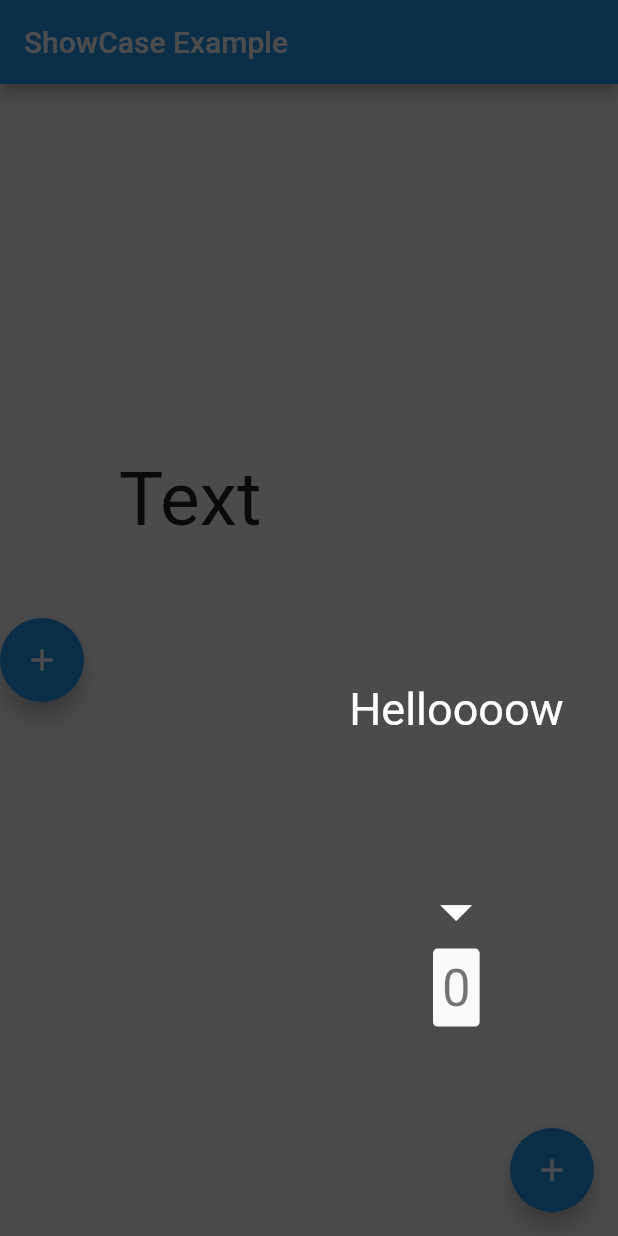
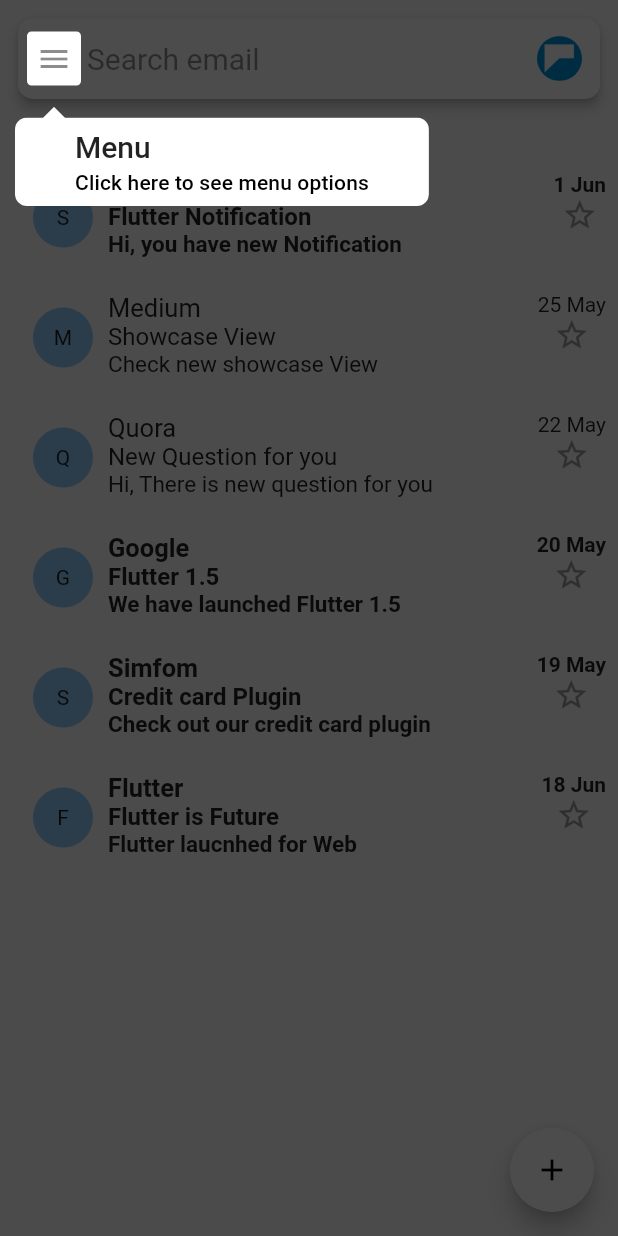
Before and after one commit to SimformSolutionsPvtLtd/flutter_showcaseview, a Flutter app: the screen it shows after launch, on a phone screen of 412 x 824 dp. Run offline on Flutter 3.47's test engine with Material 2 defaults, Android fonts, the phone set to English and light mode, and no system bars; statements that could not run were skipped.

Commit message:
Updated Example app.

```diff
--- a/example/lib/main.dart
+++ b/example/lib/main.dart
@@ -1,3 +1,4 @@
+import 'package:example/second_file.dart';
 import 'package:flutter/material.dart';
 import 'package:showcaseview/showcaseview.dart';
 
@@ -11,7 +12,7 @@ class MyApp extends StatelessWidget {
       theme: ThemeData(
         primarySwatch: Colors.blue,
       ),
-      home: ShowCase(child: MyHomePage(title: 'ShowCase Example')),
+      home: ShowCase(child: MailPage()),
     );
   }
 }
--- /dev/null
+++ b/example/lib/second_file.dart
@@ -0,0 +1,306 @@
+import 'package:flutter/material.dart';
+import 'package:showcaseview/showcaseview.dart';
+
+// void main() => runApp(MyApp());
+
+// class MyApp extends StatelessWidget {
+//   @override
+//   Widget build(BuildContext context) {
+//     return MaterialApp(
+//       title: 'Showcase demo',
+//       theme: ThemeData(
+//         primarySwatch: Colors.blue,
+//       ),
+//       home: ShowCase(
+//         child: MyHomePage(),
+//       ),
+//     );
+//   }
+// }
+
+class MailPage extends StatefulWidget {
+  @override
+  _MailPageState createState() => _MailPageState();
+}
+
+class _MailPageState extends State<MailPage> {
+  GlobalKey _one = GlobalKey();
+  GlobalKey _two = GlobalKey();
+  GlobalKey _three = GlobalKey();
+  GlobalKey _four = GlobalKey();
+  @override
+  Widget build(BuildContext context) {
+    WidgetsBinding.instance.addPostFrameCallback(
+        (_) => ShowCase.startShowCase(context, [_one, _two, _three, _four]));
+    return Scaffold(
+      body: Container(
+        child: SafeArea(
+          child: Container(
+            padding: EdgeInsets.all(8.0),
+            child: ListView(
+              children: <Widget>[
+                Column(
+                  crossAxisAlignment: CrossAxisAlignment.start,
+                  children: <Widget>[
+                    Card(
+                      shape: RoundedRectangleBorder(
+                          borderRadius: BorderRadius.circular(10.0)),
+                      elevation: 3.0,
+                      child: Container(
+                        padding: EdgeInsets.all(12.0),
+                        child: Row(
+                          children: <Widget>[
+                            Expanded(
+                              child: Row(
+                                children: <Widget>[
+                                  TargetWidget(
+                                    key: _one,
+                                    title: 'Menu',
+                                    description:
+                                        'Click here to see menu options',
+                                    child: Icon(
+                                      Icons.menu,
+                                      color: Colors.black45,
+                                    ),
+                                  ),
+                                  SizedBox(
+                                    width: 10.0,
+                                  ),
+                                  Text(
+                                    'Search email',
+                                    style: TextStyle(
+                                        color: Colors.black45, fontSize: 20.0),
+                                  ),
+                                ],
+                              ),
+                            ),
+                            TargetWidget(
+                              key: _two,
+                              title: 'Profile',
+                              description: 'Click here to go to your Profile',
+                              shapeBorder: CircleBorder(),
+                              child: Container(
+                                width: 30.0,
+                                height: 30.0,
+                                decoration: new BoxDecoration(
+                                  shape: BoxShape.circle,
+                                  image: new DecorationImage(
+                                    fit: BoxFit.fill,
+                                    image: new AssetImage('assets/simform.png'),
+                                  ),
+                                ),
+                              ),
+                            ),
+                          ],
+                        ),
+                      ),
+                    ),
+                    SizedBox(
+                      height: 7.0,
+                    ),
+                    Container(
+                      padding: EdgeInsets.all(5.0),
+                      child: Text(
+                        'PRIMARY',
+                        style: TextStyle(
+                            color: Colors.black54,
+                            fontSize: 15.0,
+                            fontWeight: FontWeight.bold),
+                      ),
+                    ),
+                  ],
+                ),
+                Container(
+                  padding: EdgeInsets.only(left: 4.0),
+                  child: Container(
+                    padding: EdgeInsets.symmetric(vertical: 10.0),
+                    child: TargetWidget(
+                      key: _three,
+                      title: 'Mail',
+                      description: 'Click here to check mail',
+                      child: MailTile(
+                        Mail(
+                            sender: 'Slack',
+                            sub: 'Flutter Notification',
+                            msg: 'Hi, you have new Notification',
+                            date: '1 Jun',
+                            isUnread: true),
+                      ),
+                    ),
+                  ),
+                ),
+                Container(
+                  padding: EdgeInsets.only(left: 4.0),
+                  child: Container(
+                    padding: EdgeInsets.symmetric(vertical: 10.0),
+                    child: MailTile(
+                      Mail(
+                          sender: 'Medium',
+                          sub: 'Showcase View',
+                          msg: 'Check new showcase View',
+                          date: '25 May',
+                          isUnread: false),
+                    ),
+                  ),
+                ),
+                Container(
+                  padding: EdgeInsets.only(left: 4.0),
+                  child: Container(
+                    padding: EdgeInsets.symmetric(vertical: 10.0),
+                    child: MailTile(
+                      Mail(
+                          sender: 'Quora',
+                          sub: 'New Question for you',
+                          msg: 'Hi, There is new question for you',
+                          date: '22 May',
+                          isUnread: false),
+                    ),
+                  ),
+                ),
+                Container(
+                  padding: EdgeInsets.only(left: 4.0),
+                  child: Container(
+                    padding: EdgeInsets.symmetric(vertical: 10.0),
+                    child: MailTile(
+                      Mail(
+                          sender: 'Google',
+                          sub: 'Flutter 1.5',
+                          msg: 'We have launched Flutter 1.5',
+                          date: '20 May',
+                          isUnread: true),
+                    ),
+                  ),
+                ),
+                Container(
+                  padding: EdgeInsets.only(left: 4.0),
+                  child: Container(
+                    padding: EdgeInsets.symmetric(vertical: 10.0),
+                    child: MailTile(
+                      Mail(
+                          sender: 'Simfom',
+                          sub: 'Credit card Plugin',
+                          msg: 'Check out our credit card plugin',
+                          date: '19 May',
+                          isUnread: true),
+                    ),
+                  ),
+                ),
+                Container(
+                  padding: EdgeInsets.only(left: 4.0),
+                  child: Container(
+                    padding: EdgeInsets.symmetric(vertical: 10.0),
+                    child: MailTile(
+                      Mail(
+                          sender: 'Flutter',
+                          sub: 'Flutter is Future',
+                          msg: 'Flutter laucnhed for Web',
+                          date: '18 Jun',
+                          isUnread: true),
+                    ),
+                  ),
+                ),
+              ],
+            ),
+          ),
+        ),
+      ),
+      floatingActionButton: TargetWidget(
+        key: _four,
+        title: 'Compose Mail',
+        description: 'Click here to compose mail',
+        shapeBorder: CircleBorder(),
+        child: FloatingActionButton(
+          backgroundColor: Colors.white,
+          onPressed: () {
+            setState(() {});
+          },
+          child: Icon(
+            Icons.add,
+            color: Colors.black,
+          ),
+        ),
+      ),
+    );
+  }
+}
+
+class Mail {
+  String sender;
+  String sub;
+  String msg;
+  String date;
+  bool isUnread;
+  Mail({this.sender, this.sub, this.msg, this.date, this.isUnread});
+}
+
+class MailTile extends StatelessWidget {
+  final Mail mail;
+
+  MailTile(this.mail);
+
+  @override
+  Widget build(BuildContext context) {
+    return Row(
+      crossAxisAlignment: CrossAxisAlignment.start,
+      children: <Widget>[
+        Expanded(
+          child: Row(
+            crossAxisAlignment: CrossAxisAlignment.start,
+            children: <Widget>[
+              Container(
+                margin: EdgeInsets.all(10.0),
+                width: 40.0,
+                height: 40.0,
+                decoration: new BoxDecoration(
+                    shape: BoxShape.circle, color: Colors.blue[200]),
+                child: Center(
+                  child: Text(mail.sender[0]),
+                ),
+              ),
+              Column(
+                crossAxisAlignment: CrossAxisAlignment.start,
+                children: <Widget>[
+                  Text(
+                    mail.sender,
+                    style: TextStyle(
+                        fontWeight:
+                            mail.isUnread ? FontWeight.bold : FontWeight.normal,
+                        fontSize: 17.0),
+                  ),
+                  Text(
+                    mail.sub,
+                    style: TextStyle(
+                        fontWeight:
+                            mail.isUnread ? FontWeight.bold : FontWeight.normal,
+                        fontSize: 16.0),
+                  ),
+                  Text(
+                    mail.msg,
+                    style: TextStyle(
+                        fontWeight:
+                            mail.isUnread ? FontWeight.bold : FontWeight.normal,
+                        fontSize: 15.0),
+                  )
+                ],
+              )
+            ],
+          ),
+        ),
+        Column(
+          children: <Widget>[
+            Text(
+              mail.date,
+              style: TextStyle(
+                fontWeight: mail.isUnread ? FontWeight.bold : FontWeight.normal,
+              ),
+            ),
+            Icon(
+              Icons.star_border,
+              color: Colors.grey,
+            )
+          ],
+        )
+      ],
+    );
+  }
+}
--- a/example/pubspec.yaml
+++ b/example/pubspec.yaml
@@ -42,7 +42,8 @@ flutter:
   uses-material-design: true
 
   # To add assets to your application, add an assets section, like this:
-  # assets:
+  assets:
+    - assets/
   #  - images/a_dot_burr.jpeg
   #  - images/a_dot_ham.jpeg
 
--- a/lib/tooltip_widget.dart
+++ b/lib/tooltip_widget.dart
@@ -67,14 +67,14 @@ class Content extends StatelessWidget {
 
   double _getLeft() {
     if (_isLeft()) {
-      double leftPadding = position.getCenter() - (_getTooltipWidth() * 0.2);
+      double leftPadding = position.getCenter() - (_getTooltipWidth() * 0.1);
       if (leftPadding + _getTooltipWidth() > screenSize.width) {
         leftPadding = (screenSize.width - 20) - _getTooltipWidth();
       }
       return leftPadding;
     }
     if (_isRight()) {
-      double rightPadding = position.getCenter() - (_getTooltipWidth());
+      double rightPadding = position.getCenter() - (_getTooltipWidth() * 0.1);
       if (rightPadding + _getTooltipWidth() > screenSize.width) {
         rightPadding = (screenSize.width - 20) - _getTooltipWidth();
       }
--- a/pubspec.yaml
+++ b/pubspec.yaml
@@ -20,8 +20,8 @@ dev_dependencies:
 
 # The following section is specific to Flutter.
 flutter:
-  assets:
-    - assets/
+  # assets:
+  #   - assets/
 
 # To add assets to your package, add an assets section, like this:
 # assets:
```
Also changed, not shown: assets/arrow.png (deleted), example/assets/simform.png (added).
